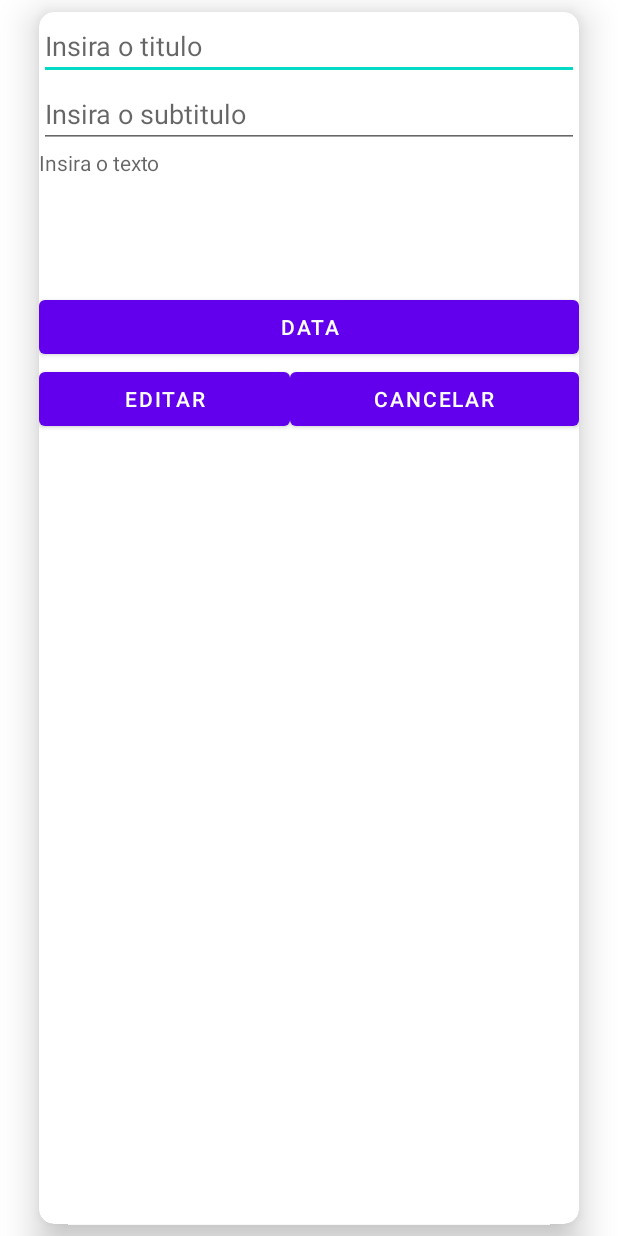
After one commit to ivarejao/Todo, an Android app: the layout edit.xml on its own in the app's theme, with its tools: preview values and no code run, on a phone screen of 412 x 824 dp. The commit adds this screen. Run offline under Robolectric (Android 15) with nearby library versions, the phone set to English and light mode, and no system bars.

Commit message:
Implementando a exclusão da lista

```diff
--- a/app/src/main/java/com/androidapp/todo/TaskAdapter.kt
+++ b/app/src/main/java/com/androidapp/todo/TaskAdapter.kt
@@ -61,6 +61,7 @@ class TaskAdapter(var context: Context, var itens : ArrayList<Task>) : RecyclerV
         return itens.size
     }
 
+    // Exclusão visual da tela.
     fun deleteTask(){
         itens.remove(task)
         this.notifyItemRemoved(selectedPosition)
--- a/app/src/main/java/com/androidapp/todo/activities/List.kt
+++ b/app/src/main/java/com/androidapp/todo/activities/List.kt
@@ -2,6 +2,9 @@ package com.androidapp.todo.activities
 
 import androidx.appcompat.app.AppCompatActivity
 import android.os.Bundle
+import android.view.MenuItem
+import android.view.View
+import android.widget.Toast
 import androidx.recyclerview.widget.DefaultItemAnimator
 import androidx.recyclerview.widget.LinearLayoutManager
 import androidx.room.Room
@@ -9,6 +12,9 @@ import com.androidapp.todo.TaskAdapter
 import com.androidapp.todo.database.TaskDatabase
 import com.androidapp.todo.databinding.ActivityListBinding
 import com.androidapp.todo.entities.Task
+import com.google.android.material.snackbar.Snackbar
+import java.util.*
+import kotlin.collections.ArrayList
 
 class List : AppCompatActivity() {
 
@@ -52,4 +58,38 @@ class List : AppCompatActivity() {
             bindingList.recycler.adapter = adapter
         }
     }
+
+    override fun onContextItemSelected(item: MenuItem): Boolean {
+        val adapter = bindingList.recycler.adapter as TaskAdapter
+        task = adapter.task
+
+        if (item!!.itemId == 0){
+            Toast.makeText(applicationContext, "Menu editar", Toast.LENGTH_LONG).show()
+        }
+        else if (item!!.itemId == 1){
+            adapter.deleteTask()
+            deleteTask(task)
+        }
+
+        return super.onContextItemSelected(item)
+    }
+
+    // Exclusão do banco de dados.
+    private fun deleteTask(task: Task){
+        val timer = Timer()
+
+        // Se o usuário clicar em desfazer o timer é cancelado e é feita outra consulta ao banco de dados para popular a tela.
+        val snackbar = Snackbar.make(bindingList.recycler, "Tarefa '" + task.title + "' excluida com sucesso", Snackbar.LENGTH_LONG)
+        snackbar.setAction("Desfazer", View.OnClickListener {
+            timer.cancel()
+            consult()
+        }).show()
+
+        // Caso o timer não seja cancelado, ocorre a exclusão da tarefa no banco de dados.
+        timer.schedule(object: TimerTask(){
+            override fun run(){
+                db.TaskDao().deleteTask(task)
+            }
+        }, 5000)
+    }
 }
--- /dev/null
+++ b/app/src/main/res/layout/edit.xml
@@ -0,0 +1,78 @@
+<?xml version="1.0" encoding="utf-8"?>
+<androidx.constraintlayout.widget.ConstraintLayout xmlns:android="http://schemas.android.com/apk/res/android"
+    xmlns:app="http://schemas.android.com/apk/res-auto"
+    android:layout_width="match_parent"
+    android:layout_height="match_parent">
+
+    <androidx.cardview.widget.CardView
+        android:layout_width="360dp"
+        android:layout_height="match_parent"
+        android:layout_marginStart="8dp"
+        android:layout_marginLeft="8dp"
+        android:layout_marginTop="8dp"
+        android:layout_marginEnd="8dp"
+        android:layout_marginRight="8dp"
+        android:layout_marginBottom="8dp"
+        app:cardCornerRadius="10dp"
+        app:cardElevation="15dp"
+        app:layout_constraintBottom_toBottomOf="parent"
+        app:layout_constraintEnd_toEndOf="parent"
+        app:layout_constraintStart_toStartOf="parent"
+        app:layout_constraintTop_toTopOf="parent" >
+
+        <LinearLayout
+            android:layout_width="match_parent"
+            android:layout_height="match_parent"
+            android:orientation="vertical">
+
+            <EditText
+                android:id="@+id/title"
+                android:layout_width="match_parent"
+                android:layout_height="wrap_content"
+                android:ems="10"
+                android:hint="Insira o titulo"
+                android:inputType="textPersonName" />
+
+            <EditText
+                android:id="@+id/subtitle"
+                android:layout_width="match_parent"
+                android:layout_height="wrap_content"
+                android:ems="10"
+                android:hint="Insira o subtitulo"
+                android:inputType="textPersonName" />
+
+            <TextView
+                android:id="@+id/text"
+                android:layout_width="match_parent"
+                android:layout_height="95dp"
+                android:hint="Insira o texto"
+                android:inputType="textMultiLine" />
+
+            <Button
+                android:id="@+id/date"
+                android:layout_width="match_parent"
+                android:layout_height="wrap_content"
+                android:text="data" />
+
+            <LinearLayout
+                android:layout_width="match_parent"
+                android:layout_height="match_parent"
+                android:orientation="horizontal">
+
+                <Button
+                    android:id="@+id/edit"
+                    android:layout_width="wrap_content"
+                    android:layout_height="wrap_content"
+                    android:layout_weight="1"
+                    android:text="editar" />
+
+                <Button
+                    android:id="@+id/cancel"
+                    android:layout_width="wrap_content"
+                    android:layout_height="wrap_content"
+                    android:layout_weight="1"
+                    android:text="cancelar" />
+            </LinearLayout>
+        </LinearLayout>
+    </androidx.cardview.widget.CardView>
+</androidx.constraintlayout.widget.ConstraintLayout>
```
